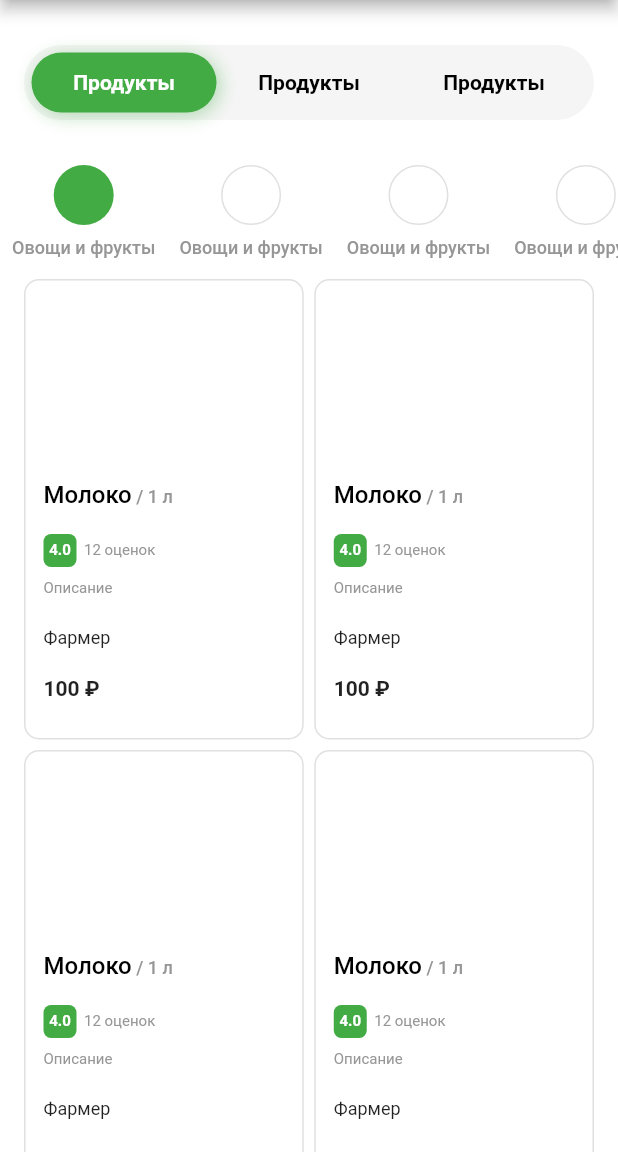
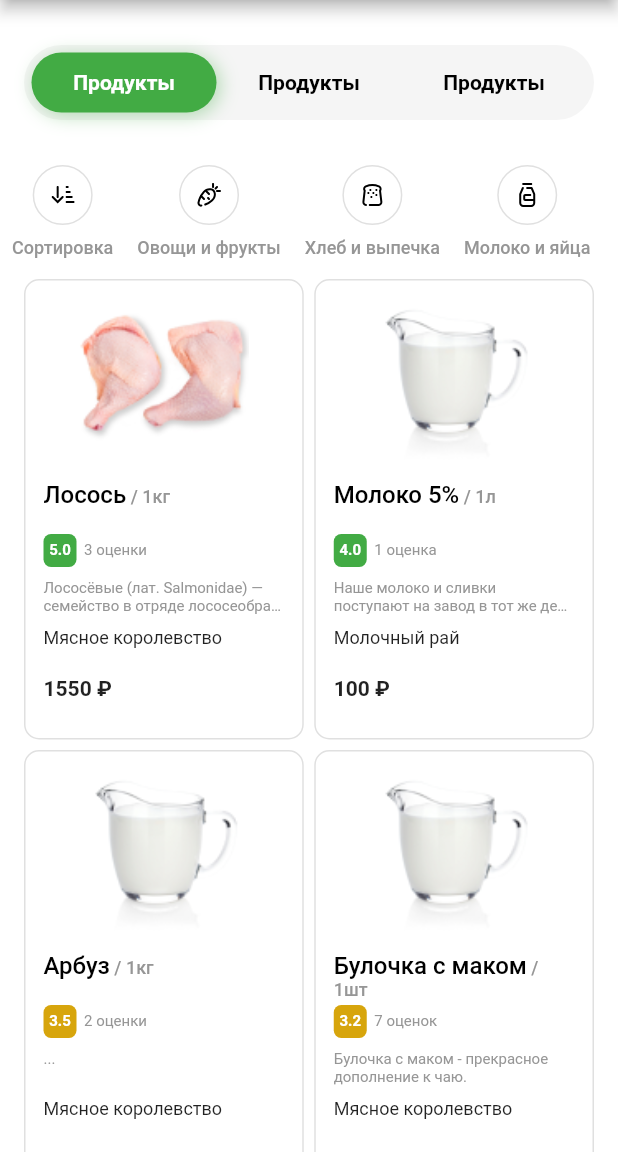
Before and after one commit to bitizen248/rshb_test_task, a Flutter app: the screen it shows after launch, on a phone screen of 412 x 824 dp, the part 84-1236 px from its top. Run offline on Flutter 3.47's test engine with Material 2 defaults, Android fonts, the phone set to English and light mode, and no system bars; our stand-ins replace bloc, flutter_bloc, flutter_svg, shared_preferences; generated files the repository leaves out were written again.

Commit message:
Добавление логики

```diff
--- a/lib/screens/main_screen.dart
+++ b/lib/screens/main_screen.dart
@@ -1,9 +1,21 @@
-import 'package:divan_test_task_rshb/screens/widgets/category_selector.dart';
-import 'package:divan_test_task_rshb/screens/widgets/product_card.dart';
+import 'package:divan_test_task_rshb/screens/tabs/products_tab.dart';
 import 'package:divan_test_task_rshb/screens/widgets/tab_selector.dart';
 import 'package:flutter/material.dart';
 
-class MainScreen extends StatelessWidget {
+class MainScreen extends StatefulWidget {
+  @override
+  _MainScreenState createState() => _MainScreenState();
+}
+
+class _MainScreenState extends State<MainScreen> with SingleTickerProviderStateMixin {
+  TabController _tabController;
+
+  @override
+  void initState() {
+    super.initState();
+    _tabController = TabController(length: 3, vsync: this);
+  }
+
   @override
   Widget build(BuildContext context) {
     return Scaffold(
@@ -14,29 +26,14 @@ class MainScreen extends StatelessWidget {
       body: ListView(
         children: [
           TabSelector(
+            onTabSelect: (i) => _tabController.animateTo(i),
             tabs: [
               SectionTab("Продукты"),
               SectionTab("Продукты"),
               SectionTab("Продукты"),
             ],
           ),
-          CategorySelector(),
-          GridView.count(
-            primary: false,
-            shrinkWrap: true,
-            crossAxisCount: 2,
-            padding: EdgeInsets.symmetric(horizontal: 16),
-            mainAxisSpacing: 7,
-            crossAxisSpacing: 7,
-            childAspectRatio: ((MediaQuery.of(context).size.width - 39)/2) / 307,
-            children: [
-              ProductCard(),
-              ProductCard(),
-              ProductCard(),
-              ProductCard(),
-              ProductCard(),
-            ],
-          )
+          ProductsTab(),
         ],
       ),
     );
--- /dev/null
+++ b/lib/screens/tabs/empty_tab.dart
@@ -0,0 +1,8 @@
+import 'package:flutter/material.dart';
+
+class EmptyTab extends StatelessWidget {
+  @override
+  Widget build(BuildContext context) {
+    return Center(child: Text("Здесь пока ничего нет, но скоро будет :)"),);
+  }
+}
--- a/lib/screens/tabs/products_tab.dart
+++ b/lib/screens/tabs/products_tab.dart
@@ -0,0 +1,57 @@
+import 'package:divan_test_task_rshb/bloc/products_list_bloc.dart';
+import 'package:divan_test_task_rshb/bloc/states/product_list_state.dart';
+import 'package:divan_test_task_rshb/models/product.dart';
+import 'package:divan_test_task_rshb/screens/widgets/category_selector.dart';
+import 'package:divan_test_task_rshb/screens/widgets/product_card.dart';
+import 'package:flutter/material.dart';
+import 'package:flutter_bloc/flutter_bloc.dart';
+
+class ProductsTab extends StatelessWidget {
+  final ProductListCubit _productListCubit = ProductListCubit();
+
+  @override
+  Widget build(BuildContext context) {
+    return BlocBuilder<ProductListCubit, ProductListState>(
+      cubit: _productListCubit,
+      buildWhen: (oldState, newState) => oldState != newState,
+      builder: (context, state) {
+        if (state.categories == null)
+          return Center(
+            child: CircularProgressIndicator(),
+          );
+        return ListView(
+          primary: false,
+          shrinkWrap: true,
+          padding: EdgeInsets.only(bottom: 16),
+          children: [
+            CategorySelector(
+              selectedCategory: state.selectedCategory,
+              sortOrder: state.sortOrder,
+              categories: state.categories,
+              onCategorySelect: (category) => _productListCubit.selectCategory(category),
+              onSortSelect: (sort) => _productListCubit.selectSort(sort),
+            ),
+            if (state.products == null)
+              Center(child: CircularProgressIndicator())
+            else
+              GridView.count(
+                primary: false,
+                shrinkWrap: true,
+                crossAxisCount: 2,
+                padding: EdgeInsets.symmetric(horizontal: 16),
+                mainAxisSpacing: 7,
+                crossAxisSpacing: 7,
+                childAspectRatio: ((MediaQuery.of(context).size.width - 39) / 2) / 307,
+                children: List.generate(state.products.length, (index) {
+                  Product product = state.products[index];
+                  return ProductCard(
+                    product: product,
+                  );
+                }),
+              )
+          ],
+        );
+      },
+    );
+  }
+}
--- a/lib/screens/widgets/category_selector.dart
+++ b/lib/screens/widgets/category_selector.dart
@@ -1,14 +1,40 @@
+import 'package:divan_test_task_rshb/models/category.dart';
+import 'package:divan_test_task_rshb/models/sort_order.dart';
 import 'package:divan_test_task_rshb/screens/colors.dart';
 import 'package:flutter/material.dart';
 import 'package:flutter_svg/flutter_svg.dart';
 
 class CategorySelector extends StatefulWidget {
+  final List<Category> categories;
+  final Category selectedCategory;
+  final SortOrder sortOrder;
+
+  final Function(Category) onCategorySelect;
+  final Function(SortOrder) onSortSelect;
+
+  const CategorySelector(
+      {Key key,
+      this.selectedCategory,
+      this.sortOrder = SortOrder.ratingDesc,
+      this.onCategorySelect,
+      this.onSortSelect,
+      @required this.categories})
+      : super(key: key);
+
   @override
   _CategorySelectorState createState() => _CategorySelectorState();
 }
 
 class _CategorySelectorState extends State<CategorySelector> {
-  int selectedCategory = 0;
+  Category _selectedCategory;
+  SortOrder _sortOrder;
+
+  @override
+  void initState() {
+    super.initState();
+    _selectedCategory = widget.selectedCategory;
+    _sortOrder = widget.sortOrder;
+  }
 
   @override
   Widget build(BuildContext context) {
@@ -17,18 +43,41 @@ class _CategorySelectorState extends State<CategorySelector> {
       child: ListView(
         scrollDirection: Axis.horizontal,
         children: [
-          for (var i = 0; i < 20; i++)
-            GestureDetector(
+          _CategoryItem(
+            iconUri: "assets/icons/sort_icon.svg",
+            title: "Сортировка",
+            active: _sortOrder == SortOrder.priceAsc,
             onTap: () {
               setState(() {
-                  selectedCategory = i;
+                if (widget.sortOrder == SortOrder.ratingDesc)
+                  _sortOrder = SortOrder.priceAsc;
+                else
+                  _sortOrder = SortOrder.ratingDesc;
+                widget.onSortSelect(_sortOrder);
               });
             },
-              child: _CategoryItem(
-                active: selectedCategory == i,
-                title: "Овощи и фрукты",
           ),
-            ),
+          ...List<Widget>.generate(widget.categories.length, (index) {
+            Category category = widget.categories[index];
+            return _CategoryItem(
+              iconUri: category.iconUri,
+              title: category.title,
+              active: _selectedCategory == category,
+              onTap: () {
+                if (category == _selectedCategory) {
+                  widget.onCategorySelect(null);
+                  setState(() {
+                    _selectedCategory = null;
+                  });
+                } else {
+                  widget.onCategorySelect(category);
+                  setState(() {
+                    _selectedCategory = category;
+                  });
+                }
+              },
+            );
+          })
         ],
       ),
     );
@@ -39,23 +88,37 @@ class _CategoryItem extends StatelessWidget {
   final bool active;
   final String iconUri;
   final String title;
+  final VoidCallback onTap;
 
-  _CategoryItem({this.iconUri, this.title, this.active});
+  _CategoryItem({this.iconUri, this.title, this.active, this.onTap});
 
   @override
   Widget build(BuildContext context) {
-    return Column(
+    return GestureDetector(
+      onTap: onTap,
+      child: Column(
         children: [
           AnimatedContainer(
             margin: const EdgeInsets.symmetric(horizontal: 21),
             height: 40,
             width: 40,
-          child: iconUri != null ? SvgPicture.asset(iconUri) : null,
+            child: iconUri != null
+                ? Center(
+                    child: SvgPicture.asset(
+                    iconUri,
+                    width: 16,
+                    height: 16,
+                    color: active ? Colors.white : Colors.black,
+                  ))
+                : null,
             decoration: BoxDecoration(
                 color: active ? RshbColors.primary : null,
                 borderRadius: BorderRadius.circular(25),
-              border: active ? null : Border.all(color: RshbColors.greyE0, width: 1)),
-          duration: Duration(milliseconds: 500),
+                border: active ? null : Border.all(color: RshbColors.greyE0, width: 1),
+                boxShadow: active
+                    ? [BoxShadow(color: RshbColors.primary.withOpacity(0.4), blurRadius: 10, offset: Offset(2, 2))]
+                    : null),
+            duration: Duration(milliseconds: 300),
           ),
           Padding(
             padding: const EdgeInsets.all(8.0),
@@ -65,6 +128,7 @@ class _CategoryItem extends StatelessWidget {
             ),
           )
         ],
+      ),
     );
   }
 }
--- a/lib/screens/widgets/product_card.dart
+++ b/lib/screens/widgets/product_card.dart
@@ -21,10 +21,16 @@ class ProductCard extends StatelessWidget {
               Container(
                 height: 121,
               ),
-//              Image.asset(
-//                product.image,
-//                height: 121,
-//              ),
+              ClipRRect(
+                borderRadius: BorderRadius.circular(10),
+                child: Image.asset(
+                  product.image,
+                  height: 121,
+                  width: 307,
+                  alignment: Alignment.center,
+                  fit: BoxFit.contain,
+                ),
+              ),
               FavoriteBadge()
             ],
           ),
@@ -38,31 +44,34 @@ class ProductCard extends StatelessWidget {
                   child: RichText(
                     maxLines: 2,
                     text: TextSpan(
-                        text: "Молоко",
+                        text: product.title,
                         style: TextStyle(fontSize: 16, fontWeight: FontWeight.w500, color: Colors.black),
-                        children: [TextSpan(text: " / 1 л", style: TextStyle(fontSize: 12, color: RshbColors.grey96))]),
+                        children: [
+                          TextSpan(text: " / ${product.unit}", style: TextStyle(fontSize: 12, color: RshbColors.grey96))
+                        ]),
                   ),
                 ),
                 RatingBadge(
-                  rating: 4,
-                  voteCount: 12,
+                  rating: product.totalRating,
+                  voteCount: product.ratingCount,
                 ),
                 Container(
-                  height: 24,
+                    height: 24,
                     margin: EdgeInsets.only(top: 8, bottom: 8),
                     child: Text(
-                      "Описание",
+                      product.shortDescription,
                       maxLines: 2,
+                      overflow: TextOverflow.ellipsis,
                       style: TextStyle(fontSize: 10, color: RshbColors.grey96),
                     )),
                 Container(
                     height: 33,
                     child: Text(
-                      "Фaрмер",
+                      product.farmer.title,
                       style: TextStyle(fontSize: 12),
                     )),
                 Text(
-                  "100 ₽",
+                  "${product.price.toInt()} ₽",
                   style: TextStyle(fontSize: 14, fontWeight: FontWeight.w600),
                 )
               ],
--- a/lib/screens/widgets/rating_badge.dart
+++ b/lib/screens/widgets/rating_badge.dart
@@ -10,16 +10,23 @@ class RatingBadge extends StatelessWidget {
 
   @override
   Widget build(BuildContext context) {
+    Color badgeColor;
+    if (rating >= 4)
+      badgeColor = RshbColors.primary;
+    else if (rating >= 3)
+      badgeColor = RshbColors.yellow;
+    else
+      badgeColor = RshbColors.greyBD;
     return Row(
       children: [
         Container(
           width: 22,
           height: 22,
           margin: EdgeInsets.only(right: 5),
-          decoration: BoxDecoration(color: RshbColors.primary, borderRadius: BorderRadius.circular(5)),
+          decoration: BoxDecoration(color: badgeColor, borderRadius: BorderRadius.circular(5)),
           child: Center(
               child: Text(
-            rating.toString(),
+            rating != null && rating != 0 ? rating.toString() : "－",
             style: TextStyle(color: Colors.white, fontSize: 10, fontWeight: FontWeight.w600),
           )),
         ),
--- a/lib/screens/widgets/tab_selector.dart
+++ b/lib/screens/widgets/tab_selector.dart
@@ -3,8 +3,9 @@ import 'package:flutter/material.dart';
 
 class TabSelector extends StatefulWidget {
   final List<SectionTab> tabs;
+  final Function(int) onTabSelect;
 
-  const TabSelector({Key key, this.tabs}) : super(key: key);
+  const TabSelector({Key key, this.tabs, this.onTabSelect}) : super(key: key);
 
   @override
   _TabSelectorState createState() => _TabSelectorState();
@@ -55,16 +56,11 @@ class _TabSelectorState extends State<TabSelector> with SingleTickerProviderStat
                     child: Container(
                       height: 40,
                       decoration: BoxDecoration(
-                        color: RshbColors.primary,
-                        borderRadius: BorderRadius.circular(25),
-                        boxShadow: [
-                          BoxShadow(
-                            color: RshbColors.primary.withOpacity(0.4),
-                            blurRadius: 10,
-                            offset: Offset(2, 2)
-                          )
-                        ]
-                      ),
+                          color: RshbColors.primary,
+                          borderRadius: BorderRadius.circular(25),
+                          boxShadow: [
+                            BoxShadow(color: RshbColors.primary.withOpacity(0.4), blurRadius: 10, offset: Offset(2, 2))
+                          ]),
                     ),
                   ),
                   Expanded(
@@ -82,6 +78,7 @@ class _TabSelectorState extends State<TabSelector> with SingleTickerProviderStat
                     Expanded(
                       child: GestureDetector(
                         onTap: () async {
+                          widget.onTabSelect(i);
                           setState(() {
                             _activeElement = i;
                           });
```
Also changed, not shown: lib/screens/tabs/farmers_tab.dart (deleted). Lines whose indentation alone changed are shown as unchanged.
